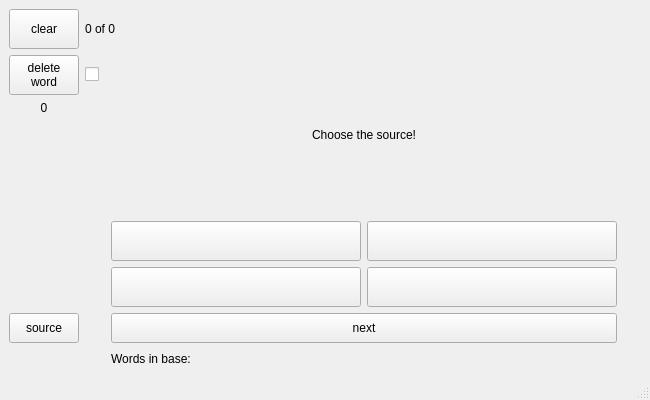
Vladimir-Khlghatyan/engWords, file engWords/mainwindow.ui: the form before one commit.
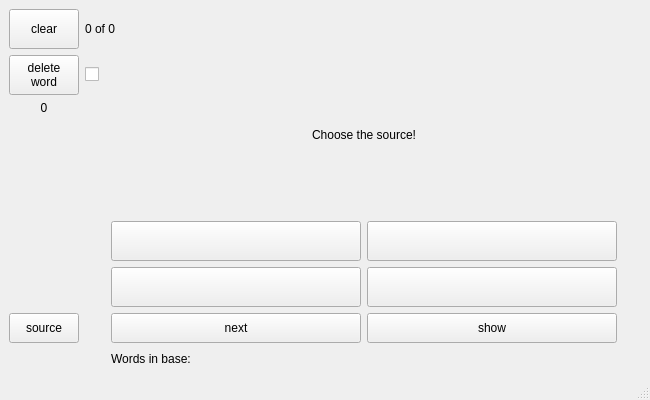
The form after the commit.

Commit message: SHOW button has been added

Patch:
```diff
--- a/engWords/mainwindow.ui
+++ b/engWords/mainwindow.ui
@@ -127,19 +127,6 @@
       </property>
      </spacer>
     </item>
-    <item row="9" column="3" colspan="2">
-     <widget class="QPushButton" name="newWord">
-      <property name="minimumSize">
-       <size>
-        <width>0</width>
-        <height>30</height>
-       </size>
-      </property>
-      <property name="text">
-       <string>next</string>
-      </property>
-     </widget>
-    </item>
     <item row="8" column="3">
      <widget class="QPushButton" name="pushButton_2">
       <property name="minimumSize">
@@ -283,6 +270,32 @@
       </property>
      </widget>
     </item>
+    <item row="9" column="3">
+     <widget class="QPushButton" name="newWord">
+      <property name="minimumSize">
+       <size>
+        <width>0</width>
+        <height>30</height>
+       </size>
+      </property>
+      <property name="text">
+       <string>next</string>
+      </property>
+     </widget>
+    </item>
+    <item row="9" column="4">
+     <widget class="QPushButton" name="show">
+      <property name="minimumSize">
+       <size>
+        <width>0</width>
+        <height>30</height>
+       </size>
+      </property>
+      <property name="text">
+       <string>show</string>
+      </property>
+     </widget>
+    </item>
    </layout>
   </widget>
   <widget class="QMenuBar" name="menubar">
```
The commit also changes 4 other files.
